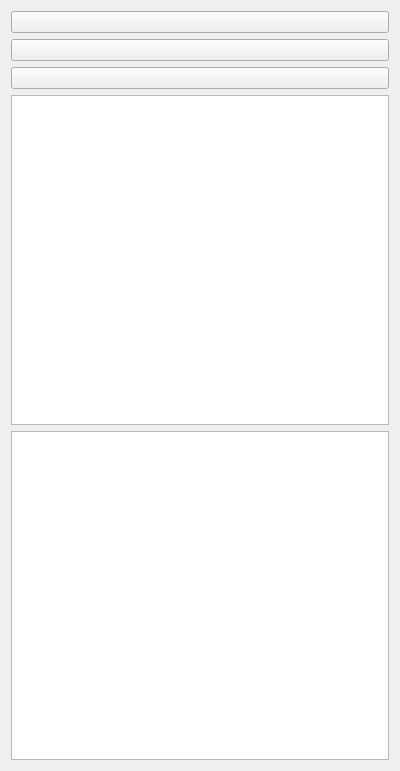
Old version of the form Libs/qMRMLWidgets/Resources/UI/qMRMLTestModelViews.ui in the repository jcfr/Slicer3.
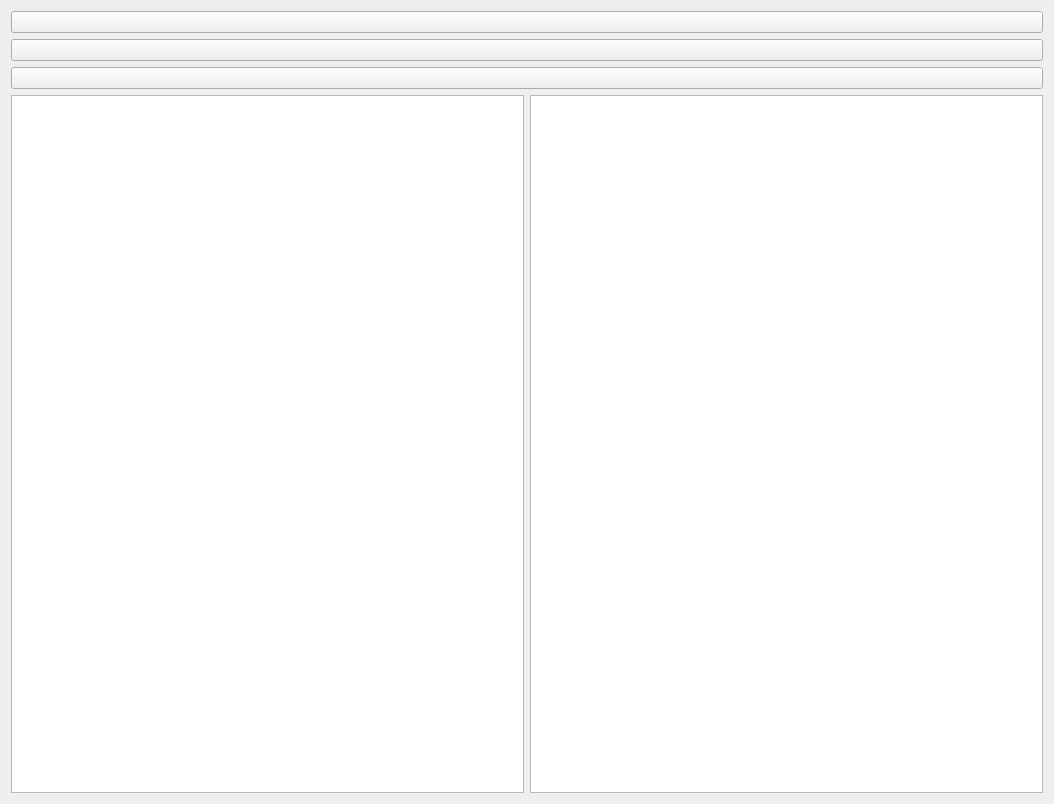
New version of the form. Custom widgets are drawn as their Qt base class.

Commit message: BUG: SlicerQT: This time drag & drop is really working with qMRMLTransformProxyModel. The pb was when the old location of a child to reparent was moving the new parent position. vparent was not updated to the new position.

What changed in the file:
```diff
--- a/Libs/qMRMLWidgets/Resources/UI/qMRMLTestModelViews.ui
+++ b/Libs/qMRMLWidgets/Resources/UI/qMRMLTestModelViews.ui
@@ -6,8 +6,8 @@
    <rect>
     <x>0</x>
     <y>0</y>
-    <width>400</width>
-    <height>771</height>
+    <width>1054</width>
+    <height>804</height>
    </rect>
   </property>
   <property name="windowTitle">
@@ -15,8 +15,7 @@
   </property>
   <layout class="QVBoxLayout" name="verticalLayout">
    <item>
-    <widget class="qMRMLSceneGeneratorButton" name="MRMLSceneGeneratorButton">
-    </widget>
+    <widget class="qMRMLSceneGeneratorButton" name="MRMLSceneGeneratorButton"/>
    </item>
    <item>
     <widget class="qMRMLNodeFactoryButton" name="MRMLNodeFactoryButton_2"/>
@@ -29,6 +28,8 @@
     </widget>
    </item>
    <item>
+    <layout class="QHBoxLayout" name="horizontalLayout">
+     <item>
     <widget class="qMRMLListWidget" name="MRMLListWidget">
      <property name="dragEnabled">
       <bool>true</bool>
@@ -52,7 +53,24 @@
      <property name="alternatingRowColors">
       <bool>false</bool>
      </property>
-    </widget>
+       <property name="textElideMode">
+        <enum>Qt::ElideMiddle</enum>
+       </property>
+       <property name="animated">
+        <bool>true</bool>
+       </property>
+       <property name="allColumnsShowFocus">
+        <bool>false</bool>
+       </property>
+       <attribute name="headerDefaultSectionSize">
+        <number>200</number>
+       </attribute>
+       <attribute name="headerDefaultSectionSize">
+        <number>200</number>
+       </attribute>
+      </widget>
+     </item>
+    </layout>
    </item>
   </layout>
  </widget>
```
Left out of the diff: 2 changed lines with no effect on the pictures. Lines whose indentation alone changed are shown as unchanged. The commit also changes 1 other file.
